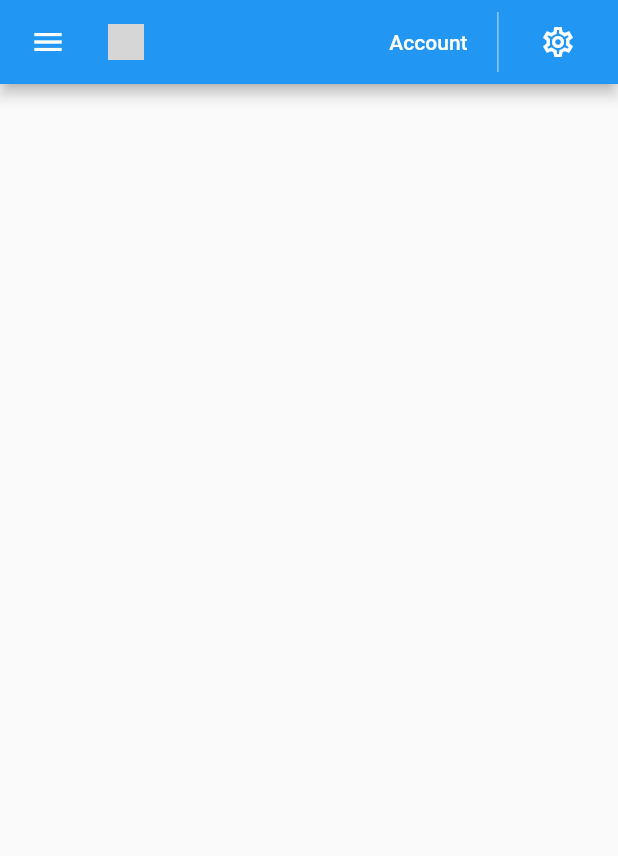
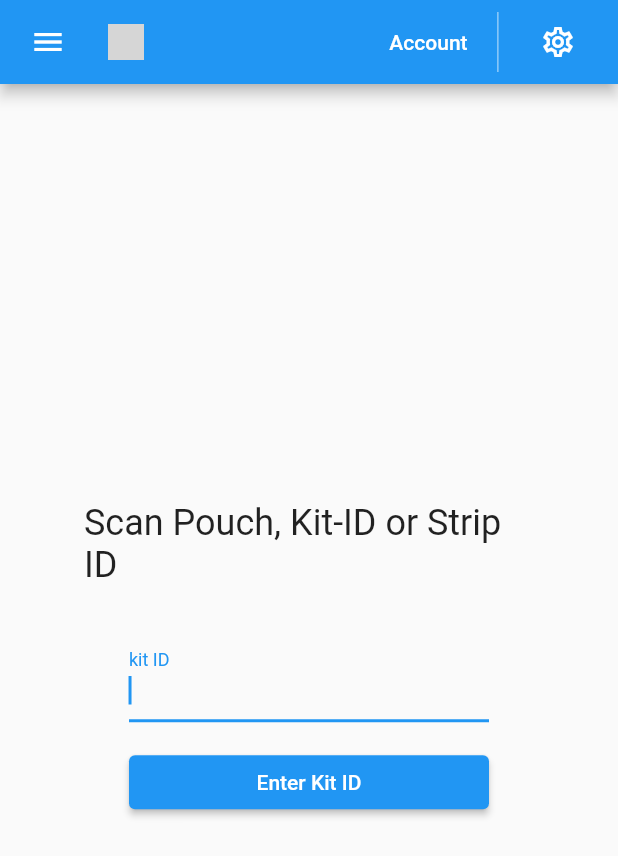
Before and after one commit to motte/Qvin-Sample-Accessioning, a Flutter app: the KitReviewView screen opened by its route, on a phone screen of 412 x 824 dp. Shown: the top 856 px of the screen. Run offline on Flutter 3.47's test engine with Material 2 defaults, Android fonts, the phone set to English and light mode, and no system bars; our stand-ins replace flutter_dotenv, image_picker, supabase, supabase_flutter; accounts and stored records are empty; grey boxes are pictures that could not be loaded.

Commit message:
Add kit id field in review kit view

```diff
--- a/qvin_sample_accessioning/lib/accession/kit_review_view.dart
+++ b/qvin_sample_accessioning/lib/accession/kit_review_view.dart
@@ -12,6 +12,8 @@ class KitReviewView extends StatefulWidget {
 }
 
 class _KitReviewViewState extends State<KitReviewView> {
+  final _kitIDController = TextEditingController();
+
   @override
   void initState() {
     super.initState();
@@ -82,6 +84,47 @@ class _KitReviewViewState extends State<KitReviewView> {
           ),
         ),
       ),
+      body: Center(
+        child: Column(
+          children: [
+            const Spacer(),
+            Container(
+              alignment: Alignment.topCenter,
+              constraints: const BoxConstraints(
+                maxWidth: 300,
+              ),
+              child: Column(
+                mainAxisAlignment: MainAxisAlignment.start,
+                crossAxisAlignment: CrossAxisAlignment.center,
+                children: [
+                  Text(
+                    "Scan Pouch, Kit-ID or Strip ID",
+                    style: TextStyle(fontSize: 24),
+                  ),
+                  const SizedBox(height: 32),
+                  SizedBox(
+                    width: 240,
+                    child: TextField(
+                      autofocus: true,
+                      controller: _kitIDController,
+                      decoration: const InputDecoration(labelText: 'kit ID'),
+                    ),
+                  ),
+                  const SizedBox(height: 16),
+                  SizedBox(
+                    width: 240,
+                    child: ElevatedButton(
+                      onPressed: () => {},
+                      child: Text("Enter Kit ID"),
+                    ),
+                  ),
+                ],
+              ),
+            ),
+            const Spacer(),
+          ],
+        ),
+      ),
     );
   }
 }
```
